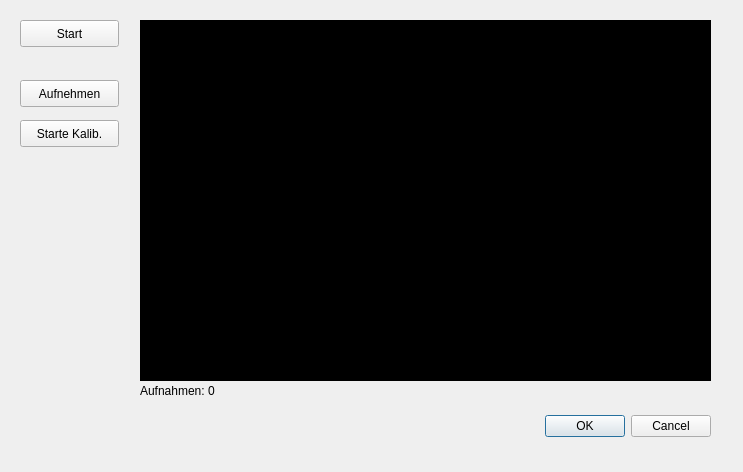
Above: qtProjekt/ServerGui/gui/cameracalibrationdialog.ui from ElectroStar/ETechnikProjekt before the change. Below: the same form after it.
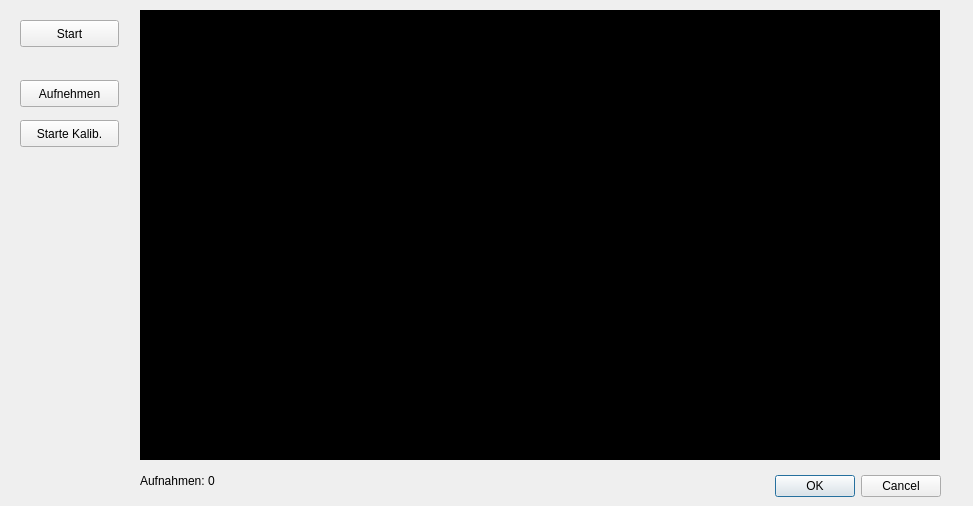
That is the form after the change. Icons and pictures are not drawn.

```diff
--- a/qtProjekt/ServerGui/gui/cameracalibrationdialog.ui
+++ b/qtProjekt/ServerGui/gui/cameracalibrationdialog.ui
@@ -6,18 +6,30 @@
    <rect>
     <x>0</x>
     <y>0</y>
-    <width>743</width>
-    <height>472</height>
+    <width>973</width>
+    <height>506</height>
    </rect>
   </property>
+  <property name="minimumSize">
+   <size>
+    <width>973</width>
+    <height>506</height>
+   </size>
+  </property>
+  <property name="maximumSize">
+   <size>
+    <width>973</width>
+    <height>506</height>
+   </size>
+  </property>
   <property name="windowTitle">
    <string>Dialog</string>
   </property>
   <widget class="QDialogButtonBox" name="buttonBox">
    <property name="geometry">
     <rect>
-     <x>370</x>
-     <y>410</y>
+     <x>600</x>
+     <y>470</y>
      <width>341</width>
      <height>32</height>
     </rect>
@@ -33,9 +45,9 @@
    <property name="geometry">
     <rect>
      <x>140</x>
-     <y>20</y>
-     <width>571</width>
-     <height>361</height>
+     <y>10</y>
+     <width>800</width>
+     <height>450</height>
     </rect>
    </property>
    <property name="styleSheet">
@@ -88,7 +100,7 @@
    <property name="geometry">
     <rect>
      <x>140</x>
-     <y>380</y>
+     <y>470</y>
      <width>131</width>
      <height>21</height>
     </rect>
```
Left out of the diff: 10 changed lines with no effect on the pictures.
